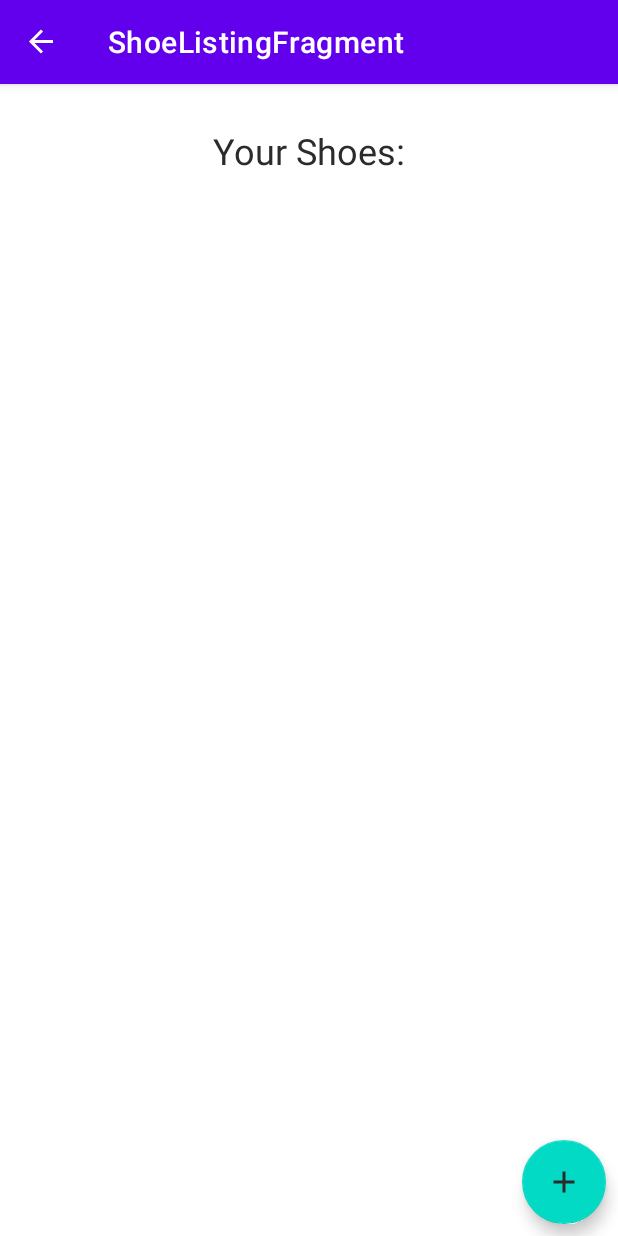
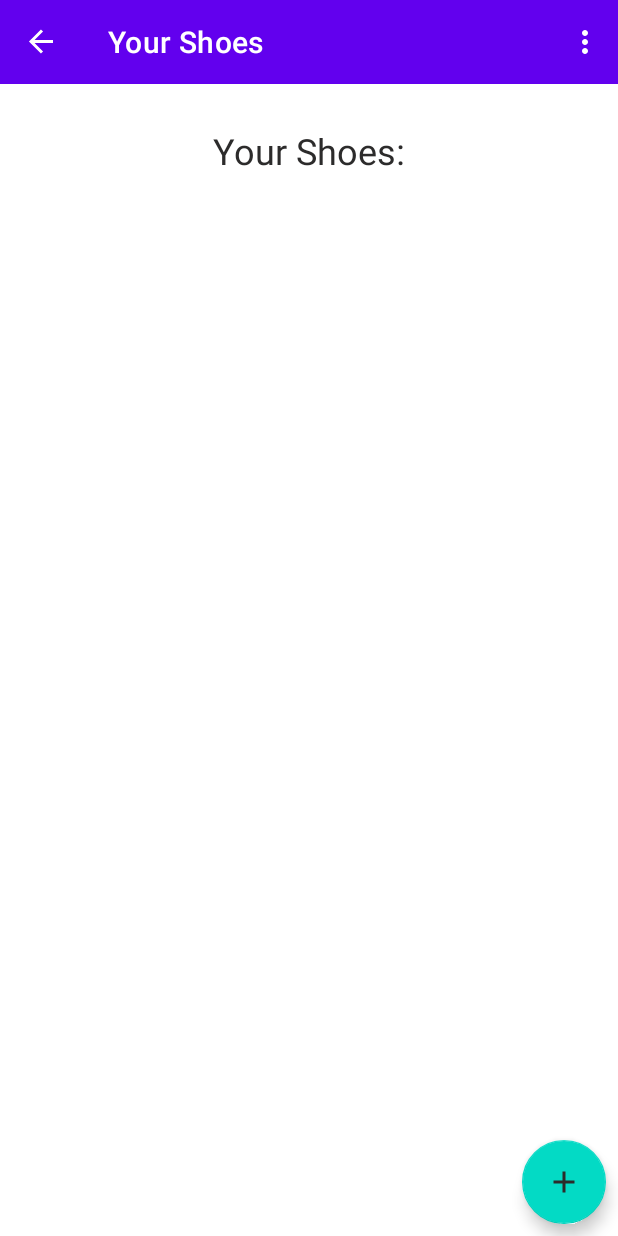
Before and after one commit to andreabertanzon/ShoeStore, an Android app: the ShoeListingFragment screen opened through its navigation route, on a phone screen of 412 x 824 dp. Run offline under Robolectric (Android 15) with nearby library versions, the phone set to English and light mode, and no system bars; our stand-ins replace data binding, navigation-ui; Roboto replaces fonts that are not available here.

```diff
--- a/app/src/main/java/com/abcode/shoestore/MainActivity.kt
+++ b/app/src/main/java/com/abcode/shoestore/MainActivity.kt
@@ -1,23 +1,44 @@
 package com.abcode.shoestore
 
 import android.os.Bundle
+import android.view.Menu
+import android.view.MenuItem
 import androidx.appcompat.app.AppCompatActivity
 import androidx.databinding.DataBindingUtil
+import androidx.navigation.NavController
 import androidx.navigation.findNavController
+import androidx.navigation.fragment.NavHostFragment
+import androidx.navigation.fragment.findNavController
 import androidx.navigation.ui.NavigationUI
+import androidx.navigation.ui.onNavDestinationSelected
+import androidx.navigation.ui.setupActionBarWithNavController
 import com.abcode.shoestore.databinding.ActivityMainBinding
 
 class MainActivity : AppCompatActivity() {
+    private lateinit var navController:NavController
+
     override fun onCreate(savedInstanceState: Bundle?) {
         super.onCreate(savedInstanceState)
         @Suppress("UNUSED_VARIABLE")
         val binding = DataBindingUtil.setContentView<ActivityMainBinding>(this, R.layout.activity_main)
-        val navController = this.findNavController(R.id.myNavHostFragment)
-        NavigationUI.setupActionBarWithNavController(this, navController)
+
+        val navHostFragment =  supportFragmentManager.findFragmentById(R.id.nav_host_fragment) as NavHostFragment
+        navController = navHostFragment.findNavController()
+
+        setSupportActionBar(binding.toolbar)
+        setupActionBarWithNavController(navController)
     }
 
     override fun onSupportNavigateUp(): Boolean {
-        val navController = this.findNavController(R.id.myNavHostFragment)
-        return navController.navigateUp()
+        return navController.navigateUp() || super.onSupportNavigateUp()
+    }
+
+    override fun onOptionsItemSelected(item: MenuItem): Boolean {
+        return item.onNavDestinationSelected(navController) || super.onOptionsItemSelected(item)
+    }
+
+    override fun onCreateOptionsMenu(menu: Menu?): Boolean {
+        menuInflater.inflate(R.menu.options_menu, menu)
+        return true
     }
 }
--- /dev/null
+++ b/app/src/main/java/com/abcode/shoestore/screens/LogoutFragment.kt
@@ -0,0 +1,7 @@
+package com.abcode.shoestore.screens
+
+import androidx.fragment.app.Fragment
+import com.abcode.shoestore.R
+
+class LogoutFragment : Fragment(R.layout.fragment_logout) {
+}
--- a/app/src/main/res/layout/activity_main.xml
+++ b/app/src/main/res/layout/activity_main.xml
@@ -6,8 +6,17 @@
         android:layout_width="match_parent"
         android:layout_height="match_parent"
         android:orientation="vertical">
-        <fragment
-            android:id="@+id/myNavHostFragment"
+
+        <androidx.appcompat.widget.Toolbar
+            android:id="@+id/toolbar"
+            android:background="@color/purple_500"
+            android:layout_width="match_parent"
+            android:layout_height="wrap_content"
+            android:theme="@style/ThemeOverlay.AppCompat.Dark.ActionBar"
+            app:popupTheme="@style/ThemeOverlay.AppCompat.Light"/>
+
+        <androidx.fragment.app.FragmentContainerView
+            android:id="@+id/nav_host_fragment"
             android:name="androidx.navigation.fragment.NavHostFragment"
             android:layout_width="match_parent"
             android:layout_height="match_parent"
--- /dev/null
+++ b/app/src/main/res/layout/fragment_logout.xml
@@ -0,0 +1,11 @@
+<?xml version="1.0" encoding="utf-8"?>
+<LinearLayout xmlns:android="http://schemas.android.com/apk/res/android"
+    xmlns:app="http://schemas.android.com/apk/res-auto"
+    xmlns:tools="http://schemas.android.com/tools"
+    android:layout_height="match_parent"
+    android:layout_width="match_parent"
+    tools:context=".SettingsFragment"
+    android:gravity="center"
+    android:orientation="vertical">
+
+</LinearLayout>
--- /dev/null
+++ b/app/src/main/res/menu/options_menu.xml
@@ -0,0 +1,8 @@
+<?xml version="1.0" encoding="utf-8"?>
+<menu xmlns:android="http://schemas.android.com/apk/res/android"
+    xmlns:app="http://schemas.android.com/apk/res-auto">
+    <item
+        android:id="@+id/loginFragment"
+        android:title="Logout"
+        app:showAsAction="never"/>
+</menu>
--- a/app/src/main/res/navigation/nav_graph.xml
+++ b/app/src/main/res/navigation/nav_graph.xml
@@ -8,7 +8,7 @@
     <fragment
         android:id="@+id/loginFragment"
         android:name="com.abcode.shoestore.screens.login.LoginFragment"
-        android:label="LoginFragment" >
+        android:label="@string/login_nav_label">
         <action
             android:id="@+id/action_loginFragment_to_welcomeFragment"
             app:destination="@id/welcomeFragment" />
@@ -16,7 +16,7 @@
     <fragment
         android:id="@+id/welcomeFragment"
         android:name="com.abcode.shoestore.screens.welcome.WelcomeFragment"
-        android:label="WelcomeFragment" >
+        android:label="@string/welcome_nav_label">
         <action
             android:id="@+id/action_welcomeFragment_to_instructionsFragment"
             app:destination="@id/instructionsFragment" />
@@ -24,23 +24,30 @@
     <fragment
         android:id="@+id/instructionsFragment"
         android:name="com.abcode.shoestore.screens.instructions.InstructionsFragment"
-        android:label="fragment_instructions"
-        tools:layout="@layout/fragment_instructions" >
+        android:label="@string/instructions_nav_label"
+        tools:layout="@layout/fragment_instructions">
         <action
             android:id="@+id/action_instructionsFragment_to_shoeListingFragment"
-            app:destination="@id/shoeListingFragment" />
+            app:destination="@id/shoeListingFragment"
+            app:popUpTo="@id/loginFragment"
+            app:popUpToInclusive="true" />
     </fragment>
     <fragment
         android:id="@+id/shoeListingFragment"
         android:name="com.abcode.shoestore.screens.shoelisting.ShoeListingFragment"
-        android:label="ShoeListingFragment" >
+        android:label="@string/shoeslist_nav_label">
         <action
             android:id="@+id/action_shoeListingFragment_to_detailsFragment"
-            app:destination="@id/detailsFragment" />
+            app:destination="@id/detailsFragment"
+            app:popUpToInclusive="false" />
     </fragment>
     <fragment
         android:id="@+id/detailsFragment"
         android:name="com.abcode.shoestore.screens.shoedetails.DetailsFragment"
-        android:label="fragment_details"
+        android:label="@string/details_nav_label"
         tools:layout="@layout/fragment_details" />
+    <fragment
+        android:id="@+id/logoutFragment"
+        android:name="com.abcode.shoestore.screens.LogoutFragment"
+        android:label="@string/logout_nav_label" />
 </navigation>
--- a/app/src/main/res/values/strings.xml
+++ b/app/src/main/res/values/strings.xml
@@ -16,4 +16,10 @@
     <string name="second_info_text">- You will be able to modify existing shoes, or add new ones using the appropriate buttons, do not forget to save!</string>
     <string name="confirm_button_text">Confirm</string>
     <string name="shoes_list_title">Your Shoes:</string>
+    <string name="login_nav_label">Login</string>
+    <string name="welcome_nav_label">Welcome</string>
+    <string name="instructions_nav_label">Instructions</string>
+    <string name="shoeslist_nav_label">Your Shoes</string>
+    <string name="details_nav_label">Details</string>
+    <string name="logout_nav_label">Logout</string>
 </resources>
--- a/app/src/main/res/values/themes.xml
+++ b/app/src/main/res/values/themes.xml
@@ -1,6 +1,6 @@
 <resources xmlns:tools="http://schemas.android.com/tools">
     <!-- Base application theme. -->
-    <style name="Theme.ShoeStore" parent="Theme.MaterialComponents.DayNight.DarkActionBar">
+    <style name="Theme.ShoeStore" parent="Theme.MaterialComponents.DayNight.NoActionBar">
         <!-- Primary brand color. -->
         <item name="colorPrimary">@color/purple_500</item>
         <item name="colorPrimaryVariant">@color/purple_500</item>
```
